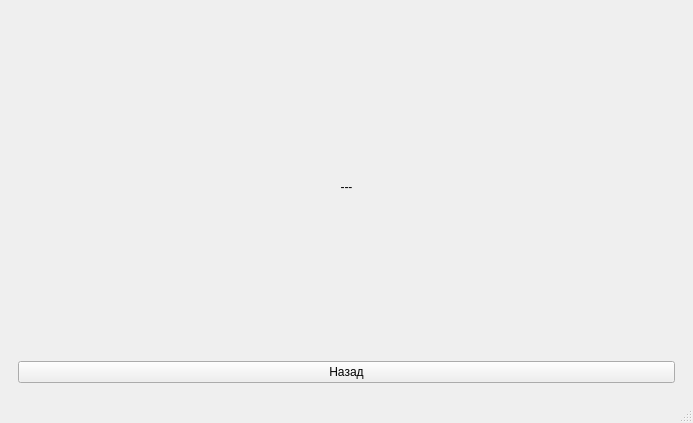
Qt form mainwindow.ui (IvanAntonchuk/OOP-ATMsimulator) before a commit.
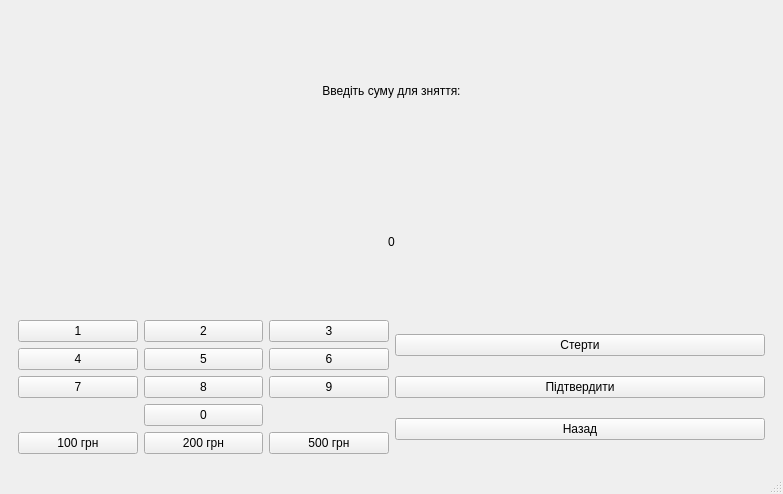
The same form after that commit.

Commit message: Implemented Withdraw UI: keypad, amount selection, and transaction logic

```diff
--- a/mainwindow.ui
+++ b/mainwindow.ui
@@ -6,8 +6,8 @@
    <rect>
     <x>0</x>
     <y>0</y>
-    <width>693</width>
-    <height>423</height>
+    <width>783</width>
+    <height>494</height>
    </rect>
   </property>
   <property name="windowTitle">
@@ -18,7 +18,7 @@
     <item>
      <widget class="QStackedWidget" name="stackedWidget">
       <property name="currentIndex">
-       <number>3</number>
+       <number>4</number>
       </property>
       <widget class="QWidget" name="page_login">
        <layout class="QGridLayout" name="gridLayout">
@@ -218,6 +218,154 @@
         </item>
        </layout>
       </widget>
+      <widget class="QWidget" name="page_withdraw">
+       <layout class="QVBoxLayout" name="verticalLayout_8">
+        <item>
+         <widget class="QLabel" name="label_3">
+          <property name="text">
+           <string>Введіть суму для зняття:</string>
+          </property>
+          <property name="alignment">
+           <set>Qt::AlignmentFlag::AlignCenter</set>
+          </property>
+         </widget>
+        </item>
+        <item>
+         <widget class="QLabel" name="lblWithdrawAmount">
+          <property name="text">
+           <string>0</string>
+          </property>
+          <property name="alignment">
+           <set>Qt::AlignmentFlag::AlignCenter</set>
+          </property>
+         </widget>
+        </item>
+        <item>
+         <layout class="QHBoxLayout" name="horizontalLayout_2">
+          <item>
+           <layout class="QGridLayout" name="gridLayout_4">
+            <item row="0" column="0">
+             <widget class="QPushButton" name="btn1_2">
+              <property name="text">
+               <string>1</string>
+              </property>
+             </widget>
+            </item>
+            <item row="1" column="1">
+             <widget class="QPushButton" name="btn5_2">
+              <property name="text">
+               <string>5</string>
+              </property>
+             </widget>
+            </item>
+            <item row="2" column="0">
+             <widget class="QPushButton" name="btn7_2">
+              <property name="text">
+               <string>7</string>
+              </property>
+             </widget>
+            </item>
+            <item row="1" column="0">
+             <widget class="QPushButton" name="btn4_2">
+              <property name="text">
+               <string>4</string>
+              </property>
+             </widget>
+            </item>
+            <item row="0" column="2">
+             <widget class="QPushButton" name="btn3_2">
+              <property name="text">
+               <string>3</string>
+              </property>
+             </widget>
+            </item>
+            <item row="1" column="2">
+             <widget class="QPushButton" name="btn6_2">
+              <property name="text">
+               <string>6</string>
+              </property>
+             </widget>
+            </item>
+            <item row="2" column="2">
+             <widget class="QPushButton" name="btn9_2">
+              <property name="text">
+               <string>9</string>
+              </property>
+             </widget>
+            </item>
+            <item row="2" column="1">
+             <widget class="QPushButton" name="btn8_2">
+              <property name="text">
+               <string>8</string>
+              </property>
+             </widget>
+            </item>
+            <item row="0" column="1">
+             <widget class="QPushButton" name="btn2_2">
+              <property name="text">
+               <string>2</string>
+              </property>
+             </widget>
+            </item>
+            <item row="3" column="1">
+             <widget class="QPushButton" name="btn0_2">
+              <property name="text">
+               <string>0</string>
+              </property>
+             </widget>
+            </item>
+            <item row="4" column="1">
+             <widget class="QPushButton" name="btn200">
+              <property name="text">
+               <string>200 грн</string>
+              </property>
+             </widget>
+            </item>
+            <item row="4" column="0">
+             <widget class="QPushButton" name="btn100">
+              <property name="text">
+               <string>100 грн</string>
+              </property>
+             </widget>
+            </item>
+            <item row="4" column="2">
+             <widget class="QPushButton" name="btn500">
+              <property name="text">
+               <string>500 грн</string>
+              </property>
+             </widget>
+            </item>
+           </layout>
+          </item>
+          <item>
+           <layout class="QVBoxLayout" name="verticalLayout_7">
+            <item>
+             <widget class="QPushButton" name="btnWithdrawClear">
+              <property name="text">
+               <string>Стерти</string>
+              </property>
+             </widget>
+            </item>
+            <item>
+             <widget class="QPushButton" name="btnWithdrawOk">
+              <property name="text">
+               <string>Підтвердити</string>
+              </property>
+             </widget>
+            </item>
+            <item>
+             <widget class="QPushButton" name="btnWithdrawBack">
+              <property name="text">
+               <string>Назад</string>
+              </property>
+             </widget>
+            </item>
+           </layout>
+          </item>
+         </layout>
+        </item>
+       </layout>
+      </widget>
      </widget>
     </item>
    </layout>
```
Left out of the diff: 2 changed lines with no effect on the pictures. The commit also changes 2 other files.
